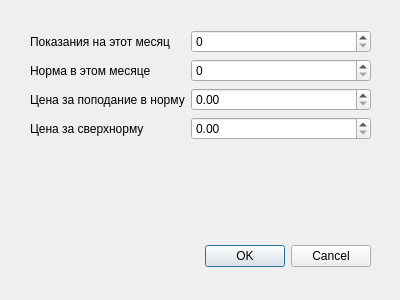
First picture: the form in ui/cd_ElectricalEnergy.ui, repository developer-rni/communal-payments, before the edit.
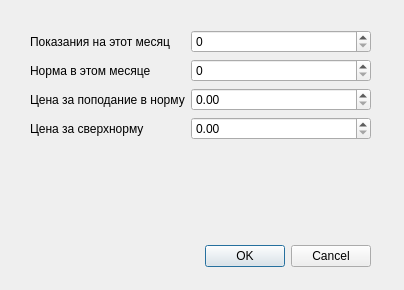
Second picture: the form after the edit.

Diff of the .ui file:
```diff
--- a/ui/cd_ElectricalEnergy.ui
+++ b/ui/cd_ElectricalEnergy.ui
@@ -6,8 +6,8 @@
    <rect>
     <x>0</x>
     <y>0</y>
-    <width>400</width>
-    <height>300</height>
+    <width>404</width>
+    <height>290</height>
    </rect>
   </property>
   <property name="windowTitle">
```
